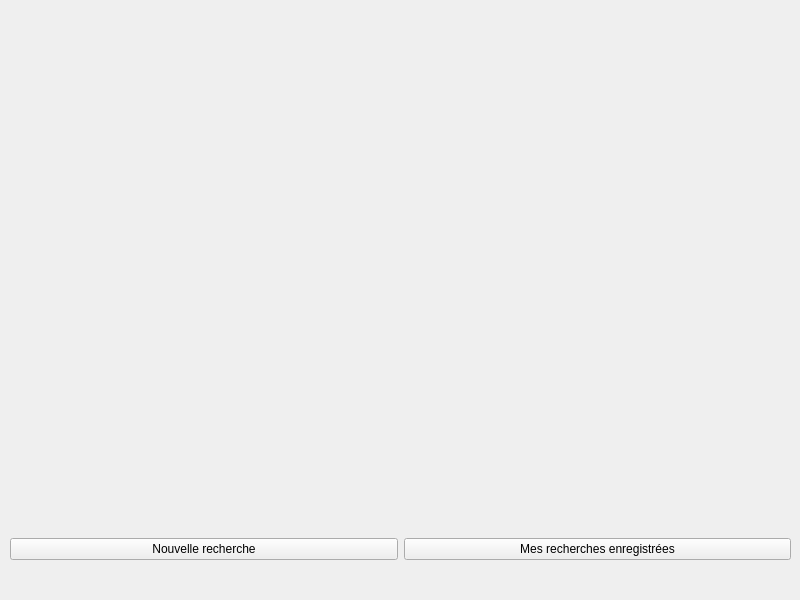
Old version of the form mainwindow.ui in the repository RoroTiti/OC_P5.
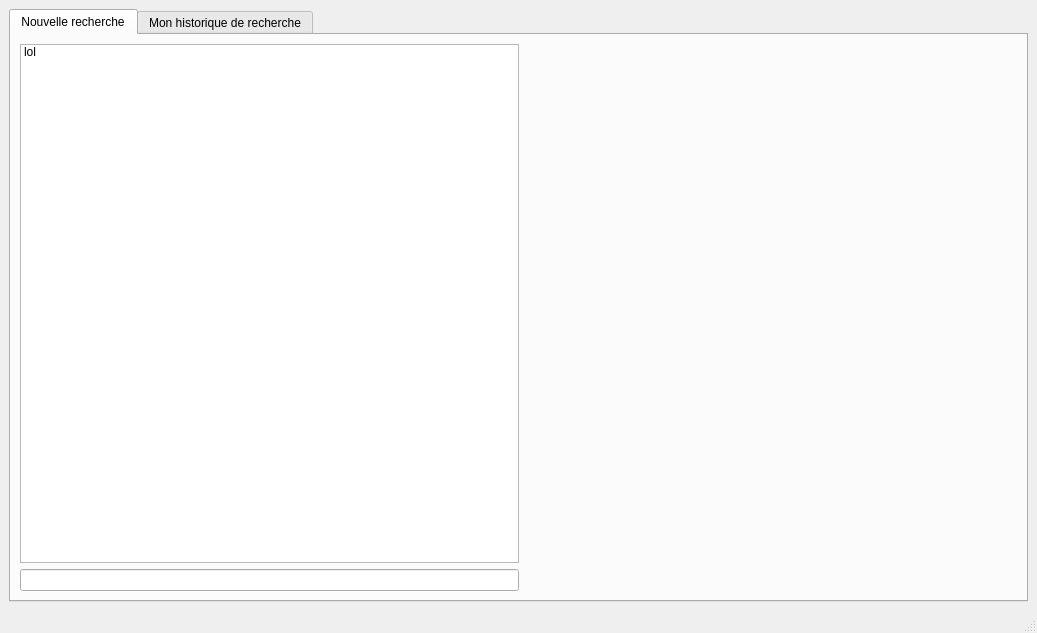
New version of the form.

Commit message: Playing around with Qt, nothing serious for now :)

What changed in the file:
```diff
--- a/mainwindow.ui
+++ b/mainwindow.ui
@@ -6,42 +6,62 @@
    <rect>
     <x>0</x>
     <y>0</y>
-    <width>800</width>
-    <height>600</height>
+    <width>1037</width>
+    <height>633</height>
    </rect>
   </property>
   <property name="windowTitle">
    <string>MainWindow</string>
   </property>
   <widget class="QWidget" name="centralwidget">
-   <widget class="QWidget" name="horizontalLayoutWidget">
-    <property name="geometry">
-     <rect>
-      <x>10</x>
-      <y>529</y>
-      <width>781</width>
-      <height>41</height>
-     </rect>
-    </property>
     <layout class="QHBoxLayout" name="horizontalLayout">
      <item>
-      <widget class="QPushButton" name="pushButton_2">
-       <property name="text">
+     <widget class="QTabWidget" name="tabWidget">
+      <property name="currentIndex">
+       <number>0</number>
+      </property>
+      <widget class="QWidget" name="tab">
+       <attribute name="title">
         <string>Nouvelle recherche</string>
-       </property>
-      </widget>
-     </item>
+       </attribute>
+       <layout class="QGridLayout" name="gridLayout">
+        <item row="0" column="2">
+         <spacer name="horizontalSpacer">
+          <property name="orientation">
+           <enum>Qt::Horizontal</enum>
+          </property>
+          <property name="sizeHint" stdset="0">
+           <size>
+            <width>40</width>
+            <height>20</height>
+           </size>
+          </property>
+         </spacer>
+        </item>
+        <item row="0" column="0">
+         <widget class="QListWidget" name="listWidget">
      <item>
-      <widget class="QPushButton" name="pushButton">
        <property name="text">
-        <string>Mes recherches enregistrées</string>
-       </property>
-      </widget>
-     </item>
-    </layout>
-   </widget>
-  </widget>
-  <widget class="QMenuBar" name="menubar">
+            <string>lol</string>
+           </property>
+          </item>
+         </widget>
+        </item>
+        <item row="1" column="0">
+         <widget class="QLineEdit" name="lineEdit"/>
+        </item>
+       </layout>
+      </widget>
+      <widget class="QWidget" name="tab_2">
+       <attribute name="title">
+        <string>Mon historique de recherche</string>
+       </attribute>
+      </widget>
+     </widget>
+    </item>
+   </layout>
+  </widget>
+  <widget class="QMenuBar" name="menuBar">
    <property name="geometry">
     <rect>
      <x>0</x>
@@ -51,6 +71,7 @@
     </rect>
    </property>
   </widget>
+  <widget class="QStatusBar" name="statusBar"/>
  </widget>
  <resources/>
  <connections/>
```
Left out of the diff: 4 changed lines with no effect on the pictures. Lines whose indentation alone changed are shown as unchanged. The commit also changes 2 other files.
